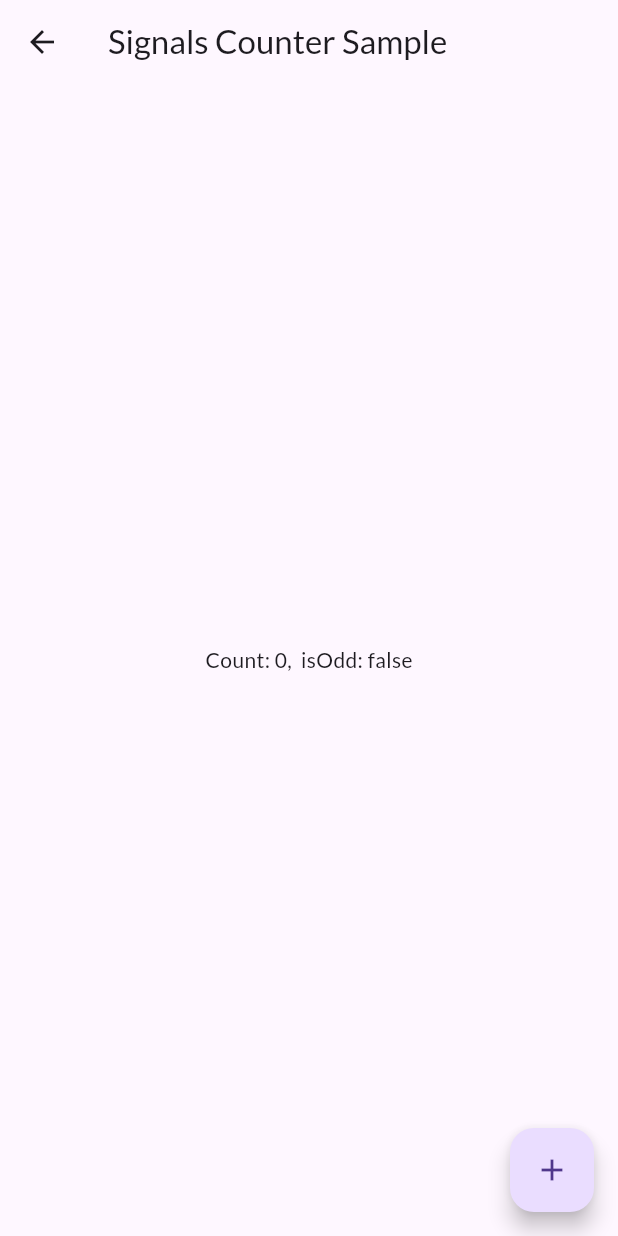
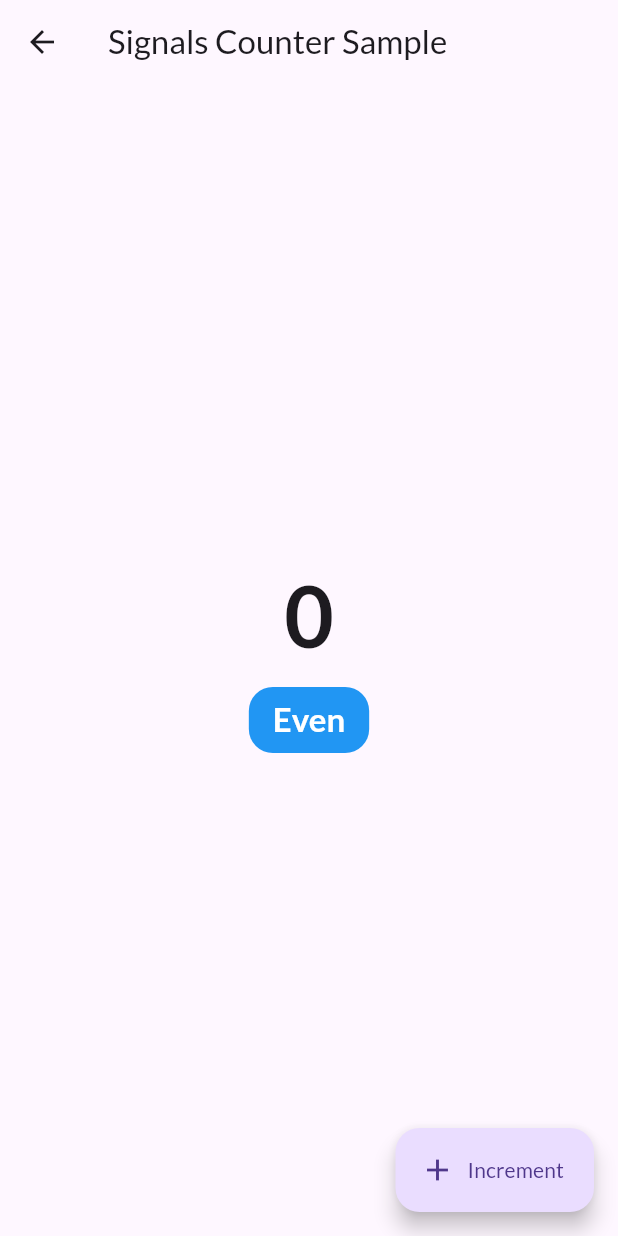
Before and after one commit to Koichi5/sample-flutter, a Flutter app: the SignalsCounterSample screen opened directly, on a phone screen of 412 x 824 dp. Run offline on Flutter 3.47's test engine with Material 3 defaults, Android fonts, the phone set to English and light mode, and no system bars; our stand-ins replace flutter_hooks, flutter_riverpod, gap, go_router, hooks_riverpod, photo_view and 4 more; missing offline and left inert: async_queue, dart:html, dataclass, freezed, image_picker_web; accounts and stored records are empty; generated files the repository leaves out were written again.

Commit message:
feat: Improve counter sample UI

```diff
--- a/lib/signals/counter_sample/signals_counter_sample.dart
+++ b/lib/signals/counter_sample/signals_counter_sample.dart
@@ -11,7 +11,8 @@ class SignalsCounterSample extends StatelessWidget {
     effect(() {
       debugPrint('effect count: $count');
     });
-    count.subscribe((value) {  // effect, subscribe どちらでも値の監視が可能
+    count.subscribe((value) {
+      // effect, subscribe どちらでも値の監視が可能
       debugPrint('subscribe count: $value');
     });
 
@@ -20,13 +21,40 @@ class SignalsCounterSample extends StatelessWidget {
         title: const Text('Signals Counter Sample'),
       ),
       body: Center(
-        child: Watch((context) => Text("Count: $count,  isOdd: $isOdd")),
+        child: Column(
+          mainAxisAlignment: MainAxisAlignment.center,
+          children: [
+            Watch((context) => Text(
+                  count.value.toString(),
+                  style: Theme.of(context).textTheme.displayLarge?.copyWith(
+                        fontWeight: FontWeight.bold,
+                      ),
+                )),
+            const SizedBox(height: 16),
+            Watch((context) => Container(
+                  padding:
+                      const EdgeInsets.symmetric(horizontal: 16, vertical: 8),
+                  decoration: BoxDecoration(
+                    color: isOdd.value ? Colors.orange : Colors.blue,
+                    borderRadius: BorderRadius.circular(16),
+                  ),
+                  child: Text(
+                    isOdd.value ? 'Odd' : 'Even',
+                    style: Theme.of(context).textTheme.titleLarge?.copyWith(
+                          color: Colors.white,
+                          fontWeight: FontWeight.bold,
+                        ),
+                  ),
+                )),
+          ],
+        ),
       ),
-      floatingActionButton: FloatingActionButton(
+      floatingActionButton: FloatingActionButton.extended(
         onPressed: () {
           count.value++;
         },
-        child: const Icon(Icons.add),
+        icon: const Icon(Icons.add),
+        label: const Text('Increment'),
       ),
     );
   }
```
